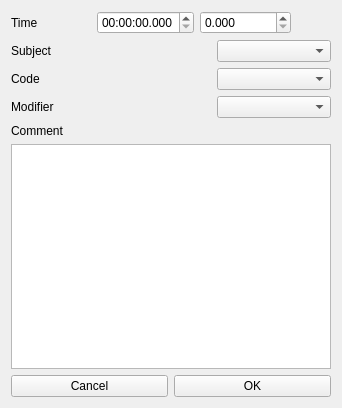
Before: the Qt Designer form edit_event.ui in olivierfriard/BORIS, drawn with Qt 5.
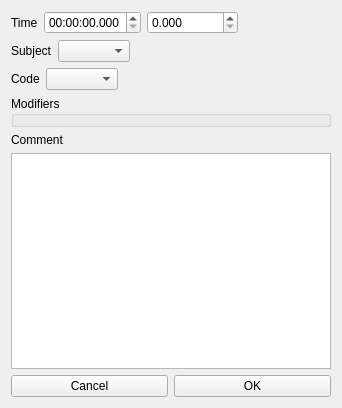
After: the same form once the commit is applied.

Patch:
```diff
--- a/edit_event.ui
+++ b/edit_event.ui
@@ -13,17 +13,19 @@
   <property name="windowTitle">
    <string>Edit event</string>
   </property>
+  <layout class="QVBoxLayout" name="verticalLayout_2">
+   <item>
   <layout class="QVBoxLayout" name="verticalLayout">
    <item>
-    <layout class="QGridLayout" name="gridLayout">
-     <item row="0" column="0">
+      <layout class="QHBoxLayout" name="horizontalLayout_3">
+       <item>
       <widget class="QLabel" name="label">
        <property name="text">
         <string>Time</string>
        </property>
       </widget>
      </item>
-     <item row="0" column="1" colspan="2">
+       <item>
       <layout class="QHBoxLayout" name="horizontalLayout_2">
        <item>
         <widget class="QTimeEdit" name="teTime">
@@ -57,47 +59,80 @@
        </item>
       </layout>
      </item>
-     <item row="1" column="0" colspan="2">
+      </layout>
+     </item>
+     <item>
+      <layout class="QHBoxLayout" name="horizontalLayout_4">
+       <item>
       <widget class="QLabel" name="lbSubject">
        <property name="text">
         <string>Subject</string>
        </property>
       </widget>
      </item>
-     <item row="1" column="2">
+       <item>
       <widget class="QComboBox" name="cobSubject"/>
      </item>
-     <item row="2" column="0">
+       <item>
+        <spacer name="horizontalSpacer_2">
+         <property name="orientation">
+          <enum>Qt::Horizontal</enum>
+         </property>
+         <property name="sizeHint" stdset="0">
+          <size>
+           <width>40</width>
+           <height>20</height>
+          </size>
+         </property>
+        </spacer>
+       </item>
+      </layout>
+     </item>
+     <item>
+      <layout class="QHBoxLayout" name="horizontalLayout_5">
+       <item>
       <widget class="QLabel" name="label_2">
        <property name="text">
         <string>Code</string>
        </property>
       </widget>
      </item>
-     <item row="2" column="2">
+       <item>
       <widget class="QComboBox" name="cobCode"/>
      </item>
-     <item row="3" column="0" colspan="2">
-      <widget class="QLabel" name="label_3">
-       <property name="text">
-        <string>Modifier</string>
+       <item>
+        <spacer name="horizontalSpacer_3">
+         <property name="orientation">
+          <enum>Qt::Horizontal</enum>
+         </property>
+         <property name="sizeHint" stdset="0">
+          <size>
+           <width>40</width>
+           <height>20</height>
+          </size>
+         </property>
+        </spacer>
+       </item>
+      </layout>
+     </item>
+     <item>
+      <widget class="QGroupBox" name="groupBox">
+       <property name="title">
+        <string>Modifiers</string>
        </property>
       </widget>
      </item>
-     <item row="3" column="2">
-      <widget class="QComboBox" name="cobModifier"/>
-     </item>
-     <item row="4" column="0" colspan="2">
+     <item>
       <widget class="QLabel" name="label_4">
        <property name="text">
         <string>Comment</string>
        </property>
       </widget>
      </item>
-     <item row="5" column="0" colspan="3">
+     <item>
       <widget class="QPlainTextEdit" name="leComment"/>
      </item>
-     <item row="6" column="0" colspan="3">
+     <item>
       <layout class="QHBoxLayout" name="horizontalLayout">
        <item>
         <widget class="QPushButton" name="pbCancel">
```
Lines whose indentation alone changed are shown as unchanged.
